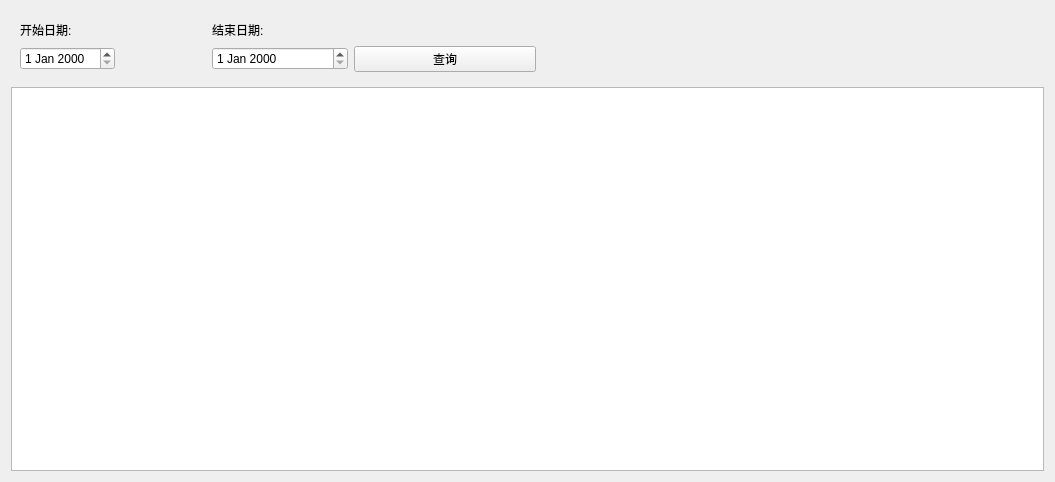
Before: the Qt Designer form ui/profile.ui in XHApplet/GoodsBook, drawn with Qt 5.
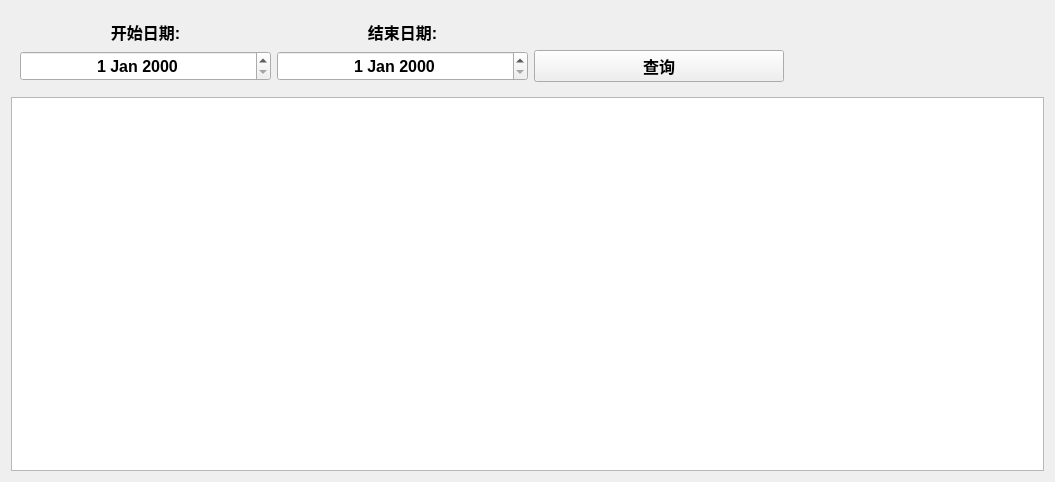
After: the same form once the commit is applied. Custom widgets are drawn as their Qt base class.

```diff
--- a/ui/profile.ui
+++ b/ui/profile.ui
@@ -16,42 +16,117 @@
   <layout class="QVBoxLayout" name="verticalLayout">
    <item>
     <widget class="QWidget" name="widget" native="true">
-     <layout class="QGridLayout" name="gridLayout" columnstretch="1,2,3,4,5,6">
-      <item row="0" column="2">
-       <widget class="QLabel" name="label_16">
-        <property name="text">
-         <string>结束日期:</string>
+     <layout class="QGridLayout" name="gridLayout" columnstretch="1,1,1,1,0">
+      <property name="leftMargin">
+       <number>9</number>
+      </property>
+      <property name="topMargin">
+       <number>9</number>
+      </property>
+      <property name="rightMargin">
+       <number>9</number>
+      </property>
+      <property name="bottomMargin">
+       <number>9</number>
+      </property>
+      <property name="spacing">
+       <number>6</number>
+      </property>
+      <item row="1" column="0">
+       <widget class="CCustomDateEdit" name="dateEditBegin">
+        <property name="minimumSize">
+         <size>
+          <width>0</width>
+          <height>30</height>
+         </size>
+        </property>
+        <property name="font">
+         <font>
+          <pointsize>12</pointsize>
+          <weight>75</weight>
+          <bold>true</bold>
+         </font>
+        </property>
+        <property name="alignment">
+         <set>Qt::AlignCenter</set>
         </property>
        </widget>
       </item>
       <item row="0" column="0">
        <widget class="QLabel" name="label_15">
+        <property name="font">
+         <font>
+          <pointsize>12</pointsize>
+          <weight>75</weight>
+          <bold>true</bold>
+         </font>
+        </property>
         <property name="text">
          <string>开始日期:</string>
         </property>
+        <property name="alignment">
+         <set>Qt::AlignCenter</set>
+        </property>
        </widget>
       </item>
-      <item row="0" column="5">
-       <spacer name="horizontalSpacer_2">
-        <property name="orientation">
-         <enum>Qt::Horizontal</enum>
-        </property>
-        <property name="sizeHint" stdset="0">
+      <item row="1" column="1">
+       <widget class="CCustomDateEdit" name="dateEditEnd">
+        <property name="minimumSize">
          <size>
-          <width>40</width>
-          <height>20</height>
+          <width>0</width>
+          <height>30</height>
          </size>
         </property>
-       </spacer>
+        <property name="font">
+         <font>
+          <pointsize>12</pointsize>
+          <weight>75</weight>
+          <bold>true</bold>
+         </font>
+        </property>
+        <property name="alignment">
+         <set>Qt::AlignCenter</set>
+        </property>
+       </widget>
       </item>
-      <item row="1" column="0">
-       <widget class="CCustomDateEdit" name="dateEditBegin"/>
+      <item row="0" column="1">
+       <widget class="QLabel" name="label_16">
+        <property name="font">
+         <font>
+          <pointsize>12</pointsize>
+          <weight>75</weight>
+          <bold>true</bold>
+         </font>
+        </property>
+        <property name="text">
+         <string>结束日期:</string>
+        </property>
+        <property name="alignment">
+         <set>Qt::AlignCenter</set>
+        </property>
+       </widget>
       </item>
       <item row="1" column="2">
-       <widget class="CCustomDateEdit" name="dateEditEnd"/>
-      </item>
-      <item row="1" column="3">
        <widget class="QPushButton" name="pushButtonQuery">
+        <property name="minimumSize">
+         <size>
+          <width>0</width>
+          <height>30</height>
+         </size>
+        </property>
+        <property name="sizeIncrement">
+         <size>
+          <width>0</width>
+          <height>0</height>
+         </size>
+        </property>
+        <property name="font">
+         <font>
+          <pointsize>12</pointsize>
+          <weight>75</weight>
+          <bold>true</bold>
+         </font>
+        </property>
         <property name="text">
          <string>查询</string>
         </property>
```
